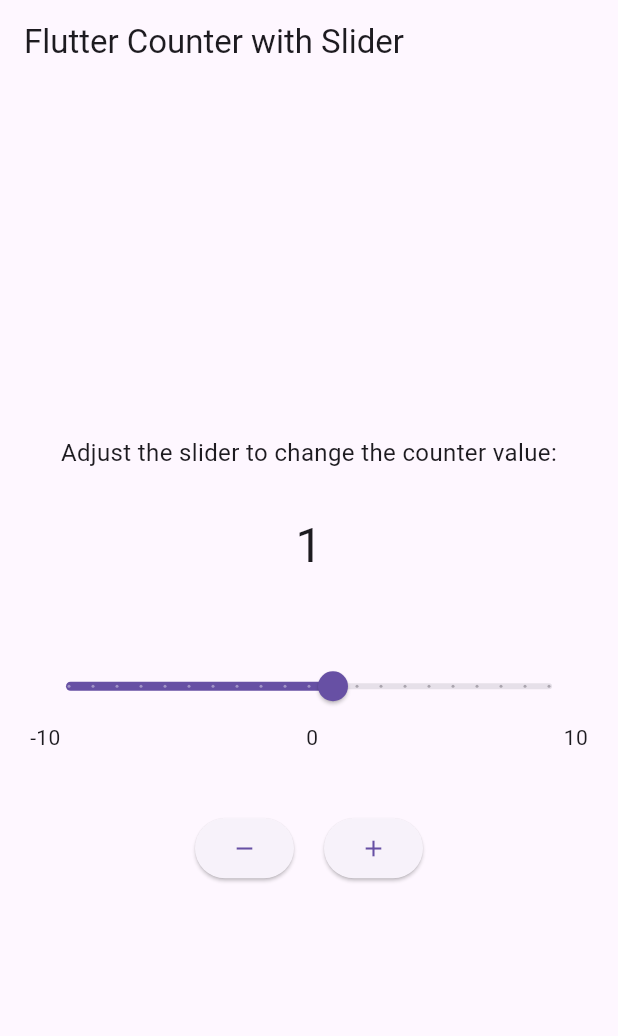
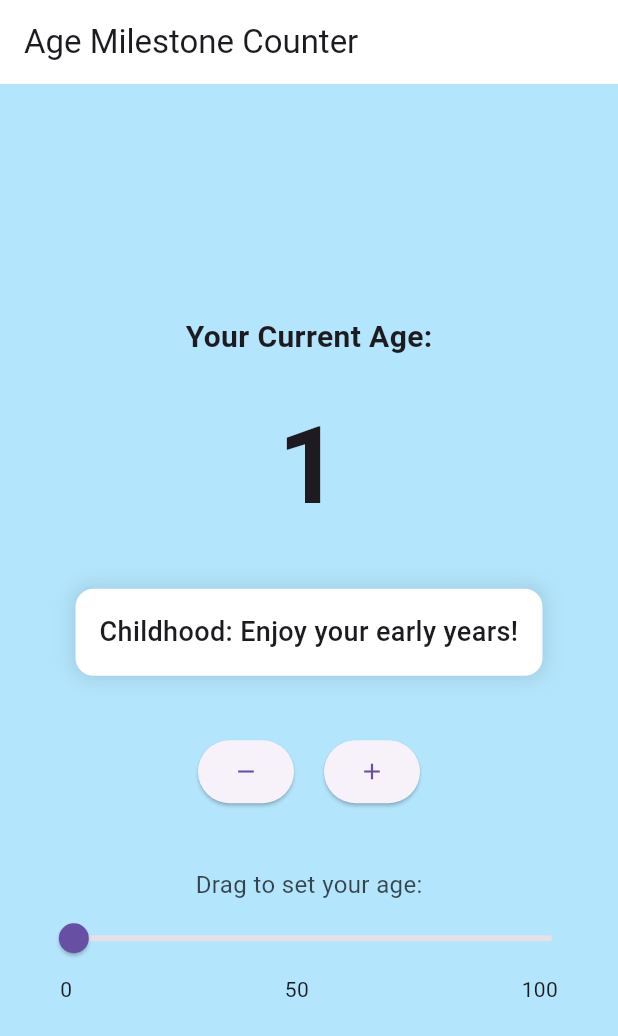
Before and after one commit to fizzahfaizi21/age_slider, a Flutter app: the screen it shows after launch, after a tap on the "add" icon, on a phone screen of 412 x 824 dp. Shown: the top 1036 px of the screen. Run offline on Flutter 3.47's test engine with Material 3 defaults, Android fonts, the phone set to English and light mode, and no system bars.

Commit message:
added age milestones shown by colors

```diff
--- a/lib/main.dart
+++ b/lib/main.dart
@@ -1,59 +1,83 @@
-import 'dart:io' show Platform;
-import 'package:flutter/foundation.dart' show kIsWeb;
 import 'package:flutter/material.dart';
 import 'package:provider/provider.dart';
-import 'package:window_size/window_size.dart';
 
 void main() {
-  setupWindow();
   runApp(
-    // Provide the model to all widgets within the app
     ChangeNotifierProvider(
-      create: (context) => Counter(),
+      create: (context) => AgeCounter(),
       child: const MyApp(),
     ),
   );
 }
 
-const double windowWidth = 360;
-const double windowHeight = 640;
-
-void setupWindow() {
-  if (!kIsWeb && (Platform.isWindows || Platform.isLinux || Platform.isMacOS)) {
-    WidgetsFlutterBinding.ensureInitialized();
-    setWindowTitle('Provider Counter');
-    setWindowMinSize(const Size(windowWidth, windowHeight));
-    setWindowMaxSize(const Size(windowWidth, windowHeight));
-    getCurrentScreen().then((screen) {
-      setWindowFrame(Rect.fromCenter(
-        center: screen!.frame.center,
-        width: windowWidth,
-        height: windowHeight,
-      ));
-    });
-  }
-}
-
-/// Counter model with methods to update its value
-class Counter with ChangeNotifier {
+class AgeCounter with ChangeNotifier {
   int value = 0;
 
-  // Method to increment counter
   void increment() {
     value += 1;
     notifyListeners();
   }
 
-  // Method to decrement counter
   void decrement() {
+    if (value > 0) {
       value -= 1;
       notifyListeners();
     }
+  }
 
-  // Method to set counter to a specific value
   void setValue(int newValue) {
+    if (newValue >= 0) {
       value = newValue;
       notifyListeners();
+    }
+  }
+
+  String getMilestoneMessage() {
+    if (value >= 0 && value <= 12) {
+      return "Childhood: Enjoy your early years!";
+    } else if (value >= 13 && value <= 19) {
+      return "Teenage Years: Discovering who you are";
+    } else if (value >= 20 && value <= 29) {
+      return "Twenties: Building your foundation";
+    } else if (value >= 30 && value <= 39) {
+      return "Thirties: Establishing your path";
+    } else if (value >= 40 && value <= 49) {
+      return "Forties: Mid-life adventures";
+    } else if (value >= 50 && value <= 59) {
+      return "Fifties: Wisdom and purpose";
+    } else if (value >= 60 && value <= 69) {
+      return "Sixties: Retirement planning";
+    } else if (value >= 70 && value <= 79) {
+      return "Seventies: Golden years";
+    } else if (value >= 80 && value <= 89) {
+      return "Eighties: Legacy building";
+    } else {
+      return "Nineties+: Legendary status!";
+    }
+  }
+
+  Color getMilestoneColor() {
+    if (value >= 0 && value <= 12) {
+      return Colors.lightBlue[100]!; // Childhood
+    } else if (value >= 13 && value <= 19) {
+      return Colors.orange[100]!; // Teenage
+    } else if (value >= 20 && value <= 29) {
+      return Colors.green[100]!; // Twenties
+    } else if (value >= 30 && value <= 39) {
+      return Colors.amber[100]!; // Thirties
+    } else if (value >= 40 && value <= 49) {
+      return Colors.purple[100]!; // Forties
+    } else if (value >= 50 && value <= 59) {
+      return Colors.teal[100]!; // Fifties
+    } else if (value >= 60 && value <= 69) {
+      return Colors.indigo[100]!; // Sixties
+    } else if (value >= 70 && value <= 79) {
+      return Colors.brown[100]!; // Seventies
+    } else if (value >= 80 && value <= 89) {
+      return Colors.deepOrange[100]!; // Eighties
+    } else {
+      return Colors.red[100]!; // Nineties+
+    }
   }
 }
 
@@ -62,97 +86,131 @@ class MyApp extends StatelessWidget {
 
   @override
   Widget build(BuildContext context) {
+    return Consumer<AgeCounter>(
+      builder: (context, ageCounter, child) {
         return MaterialApp(
-      title: 'Flutter Counter with Slider',
+          title: 'Age Milestone Counter',
           theme: ThemeData(
             primarySwatch: Colors.blue,
             useMaterial3: true,
           ),
-      home: const MyHomePage(),
+          home: MyHomePage(backgroundColor: ageCounter.getMilestoneColor()),
+        );
+      },
     );
   }
 }
 
 class MyHomePage extends StatelessWidget {
-  const MyHomePage({super.key});
+  final Color backgroundColor;
+
+  const MyHomePage({super.key, required this.backgroundColor});
 
   @override
   Widget build(BuildContext context) {
+    return Consumer<AgeCounter>(
+      builder: (context, ageCounter, child) {
         return Scaffold(
+          backgroundColor: ageCounter.getMilestoneColor(),
           appBar: AppBar(
-        title: const Text('Flutter Counter with Slider'),
+            title: const Text('Age Milestone Counter'),
+            backgroundColor: Colors.white,
           ),
           body: Center(
+            child: Padding(
+              padding: const EdgeInsets.all(20.0),
               child: Column(
                 mainAxisAlignment: MainAxisAlignment.center,
                 children: [
                   const Text(
-              'Adjust the slider to change the counter value:',
-              textAlign: TextAlign.center,
-              style: TextStyle(fontSize: 16),
+                    'Your Current Age:',
+                    style: TextStyle(fontSize: 20, fontWeight: FontWeight.bold),
+                  ),
+                  const SizedBox(height: 20),
+                  Text(
+                    '${ageCounter.value}',
+                    style: const TextStyle(
+                        fontSize: 72, fontWeight: FontWeight.bold),
                   ),
                   const SizedBox(height: 30),
-            // Consumer widget that rebuilds when Counter changes
-            Consumer<Counter>(
-              builder: (context, counter, child) => Text(
-                '${counter.value}',
-                style: Theme.of(context).textTheme.headlineLarge,
+                  Container(
+                    padding: const EdgeInsets.all(16),
+                    decoration: BoxDecoration(
+                      color: Colors.white,
+                      borderRadius: BorderRadius.circular(12),
+                      boxShadow: [
+                        BoxShadow(
+                          color: Colors.black.withOpacity(0.1),
+                          blurRadius: 10,
+                          spreadRadius: 2,
                         ),
-            ),
-            const SizedBox(height: 50),
-            // Slider to control the counter value
-            Padding(
-              padding: const EdgeInsets.symmetric(horizontal: 20),
-              child: Consumer<Counter>(
-                builder: (context, counter, child) {
-                  return Column(
-                    children: [
-                      Slider(
-                        min: -10,
-                        max: 10,
-                        divisions: 20,
-                        value: counter.value.toDouble(),
-                        label: counter.value.toString(),
-                        onChanged: (double value) {
-                          counter.setValue(value.round());
-                        },
-                      ),
-                      Row(
-                        mainAxisAlignment: MainAxisAlignment.spaceBetween,
-                        children: [
-                          const Text('-10'),
-                          const Text('0'),
-                          const Text('10'),
                       ],
                     ),
-                    ],
-                  );
-                },
+                    child: Text(
+                      ageCounter.getMilestoneMessage(),
+                      style: const TextStyle(
+                          fontSize: 18, fontWeight: FontWeight.w500),
+                      textAlign: TextAlign.center,
                     ),
                   ),
                   const SizedBox(height: 40),
-            // Manual increment/decrement buttons
                   Row(
                     mainAxisAlignment: MainAxisAlignment.center,
                     children: [
                       ElevatedButton(
-                  onPressed: () {
-                    context.read<Counter>().decrement();
-                  },
+                        onPressed: ageCounter.value > 0
+                            ? () => ageCounter.decrement()
+                            : null,
+                        style: ElevatedButton.styleFrom(
+                          padding: const EdgeInsets.symmetric(
+                              horizontal: 20, vertical: 12),
+                        ),
                         child: const Icon(Icons.remove),
                       ),
                       const SizedBox(width: 20),
                       ElevatedButton(
-                  onPressed: () {
-                    context.read<Counter>().increment();
-                  },
+                        onPressed: () => ageCounter.increment(),
+                        style: ElevatedButton.styleFrom(
+                          padding: const EdgeInsets.symmetric(
+                              horizontal: 20, vertical: 12),
+                        ),
                         child: const Icon(Icons.add),
                       ),
                     ],
                   ),
+                  const SizedBox(height: 40),
+                  Text(
+                    'Drag to set your age:',
+                    style: TextStyle(
+                        fontSize: 16, color: Colors.black.withOpacity(0.7)),
+                  ),
+                  Slider(
+                    min: 0,
+                    max: 100,
+                    divisions: 100,
+                    value: ageCounter.value.toDouble(),
+                    label: ageCounter.value.toString(),
+                    onChanged: (double value) {
+                      ageCounter.setValue(value.toInt());
+                    },
+                  ),
+                  Padding(
+                    padding: const EdgeInsets.symmetric(horizontal: 20),
+                    child: Row(
+                      mainAxisAlignment: MainAxisAlignment.spaceBetween,
+                      children: [
+                        const Text('0'),
+                        const Text('50'),
+                        const Text('100'),
                       ],
                     ),
                   ),
+                ],
+              ),
+            ),
+          ),
+        );
+      },
     );
   }
 }
```
Lines whose indentation alone changed are shown as unchanged.
